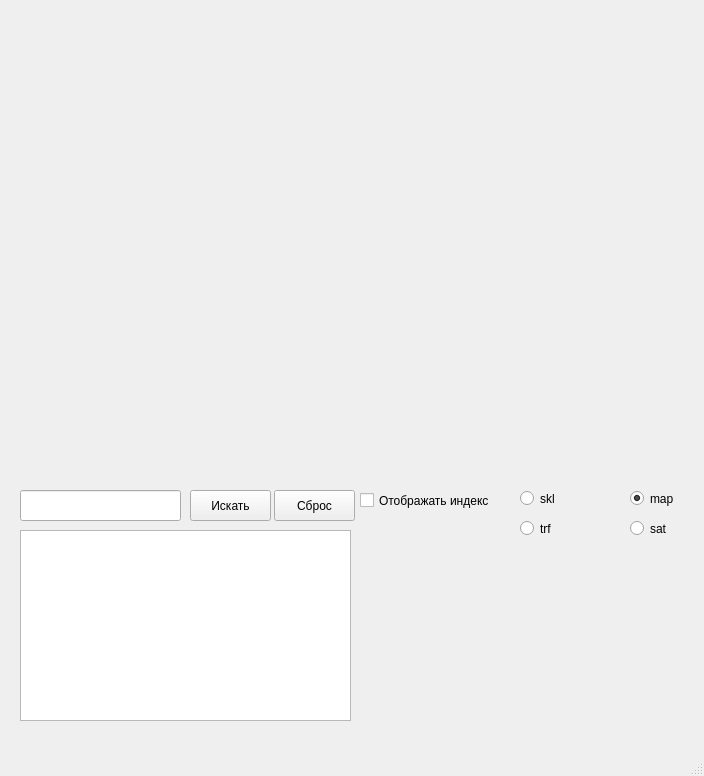
Above: 1.ui from Charmink/Api before the change. Below: the same form after it.
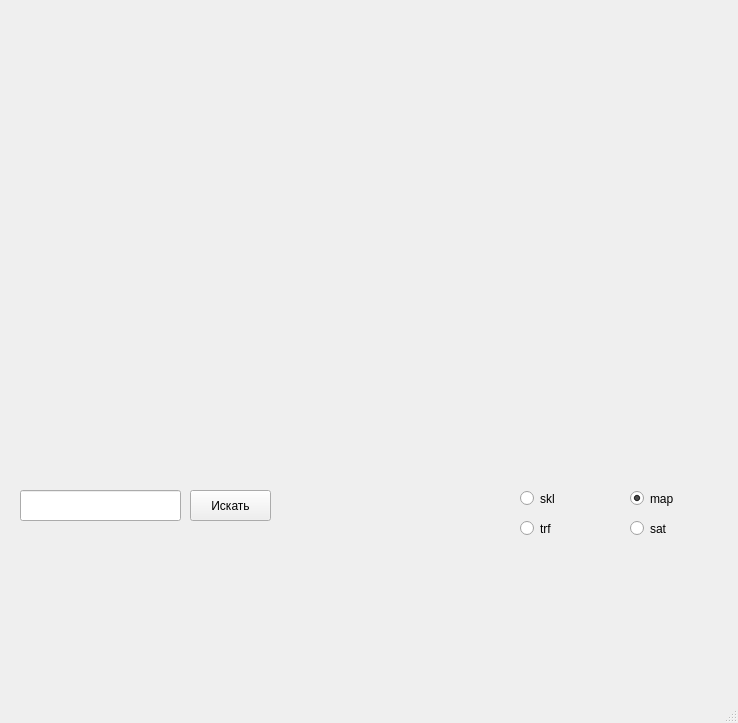
That is the form after the change.

What changed in the file:
```diff
--- a/1.ui
+++ b/1.ui
@@ -6,8 +6,8 @@
    <rect>
     <x>0</x>
     <y>0</y>
-    <width>704</width>
-    <height>776</height>
+    <width>738</width>
+    <height>723</height>
    </rect>
   </property>
   <property name="windowTitle">
@@ -17,10 +17,10 @@
    <widget class="QLabel" name="label">
     <property name="geometry">
      <rect>
-      <x>0</x>
-      <y>0</y>
-      <width>701</width>
-      <height>421</height>
+      <x>10</x>
+      <y>10</y>
+      <width>691</width>
+      <height>411</height>
      </rect>
     </property>
     <property name="font">
@@ -140,54 +140,6 @@
      <string>Искать</string>
     </property>
    </widget>
-   <widget class="QPushButton" name="pushButton_2">
-    <property name="geometry">
-     <rect>
-      <x>274</x>
-      <y>490</y>
-      <width>81</width>
-      <height>31</height>
-     </rect>
-    </property>
-    <property name="focusPolicy">
-     <enum>Qt::NoFocus</enum>
-    </property>
-    <property name="text">
-     <string>Сброс</string>
-    </property>
-   </widget>
-   <widget class="QTextBrowser" name="textBrowser">
-    <property name="geometry">
-     <rect>
-      <x>20</x>
-      <y>530</y>
-      <width>331</width>
-      <height>191</height>
-     </rect>
-    </property>
-    <property name="focusPolicy">
-     <enum>Qt::NoFocus</enum>
-    </property>
-   </widget>
-   <widget class="QCheckBox" name="checkBox">
-    <property name="geometry">
-     <rect>
-      <x>360</x>
-      <y>490</y>
-      <width>131</width>
-      <height>21</height>
-     </rect>
-    </property>
-    <property name="focusPolicy">
-     <enum>Qt::NoFocus</enum>
-    </property>
-    <property name="text">
-     <string>Отображать индекс</string>
-    </property>
-    <property name="checked">
-     <bool>false</bool>
-    </property>
-   </widget>
   </widget>
   <widget class="QMenuBar" name="menubar">
    <property name="geometry">
```
Left out of the diff: 2 changed lines with no effect on the pictures.
